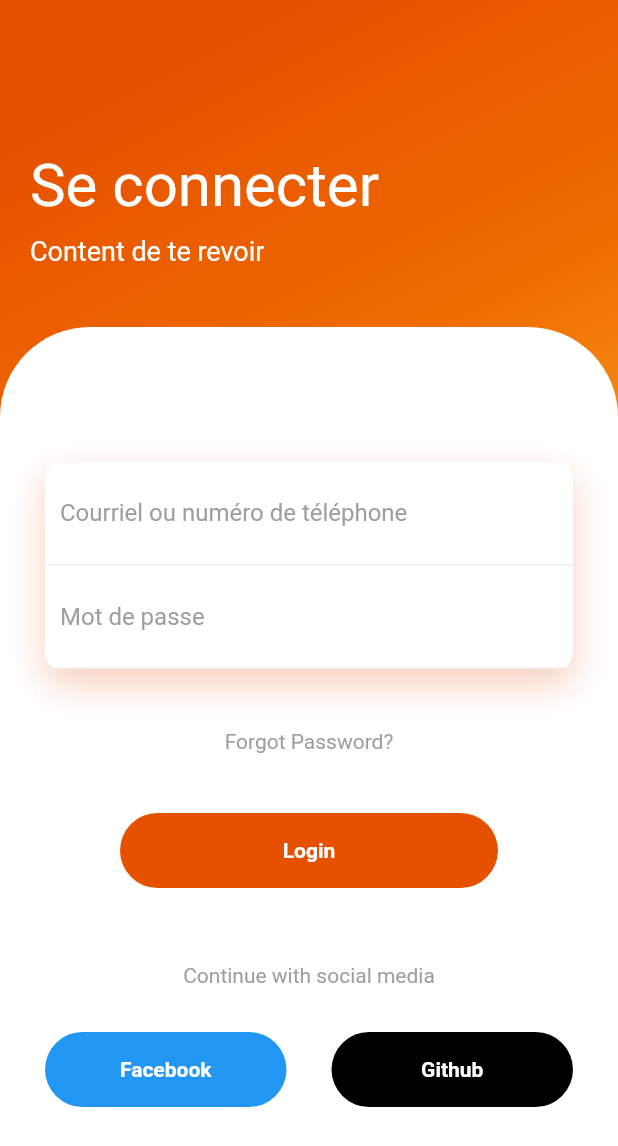
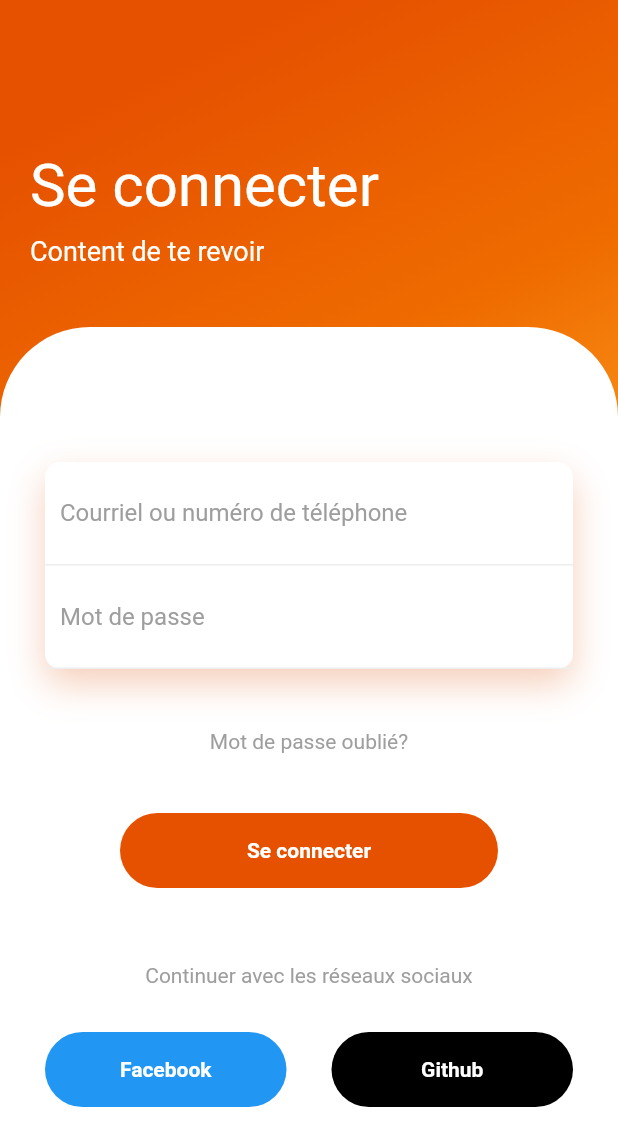
Before and after one commit to camara94/flutter_firebase_login_push_notification, a Flutter app: the screen it shows after launch, on a phone screen of 412 x 824 dp. Shown: the top 1146 px of the screen. Run offline on Flutter 3.47's test engine with Material 2 defaults, Android fonts, the phone set to English and light mode, and no system bars; our stand-ins replace simple_animations.

Commit message:
création des boutons

```diff
--- a/firebase_login_push_notification/lib/screens/login/login.dart
+++ b/firebase_login_push_notification/lib/screens/login/login.dart
@@ -118,7 +118,7 @@ class _LoginState extends State<Login> {
                         FadeAnimation(
                             1.5,
                             Text(
-                              "Forgot Password?",
+                              "Mot de passe oublié?",
                               style: TextStyle(color: Colors.grey),
                             )),
                         SizedBox(
@@ -134,7 +134,7 @@ class _LoginState extends State<Login> {
                                   color: Colors.orange[900]),
                               child: Center(
                                 child: Text(
-                                  "Login",
+                                  "Se connecter",
                                   style: TextStyle(
                                       color: Colors.white,
                                       fontWeight: FontWeight.bold),
@@ -147,7 +147,7 @@ class _LoginState extends State<Login> {
                         FadeAnimation(
                             1.7,
                             Text(
-                              "Continue with social media",
+                              "Continuer avec les réseaux sociaux",
                               style: TextStyle(color: Colors.grey),
                             )),
                         SizedBox(
```
